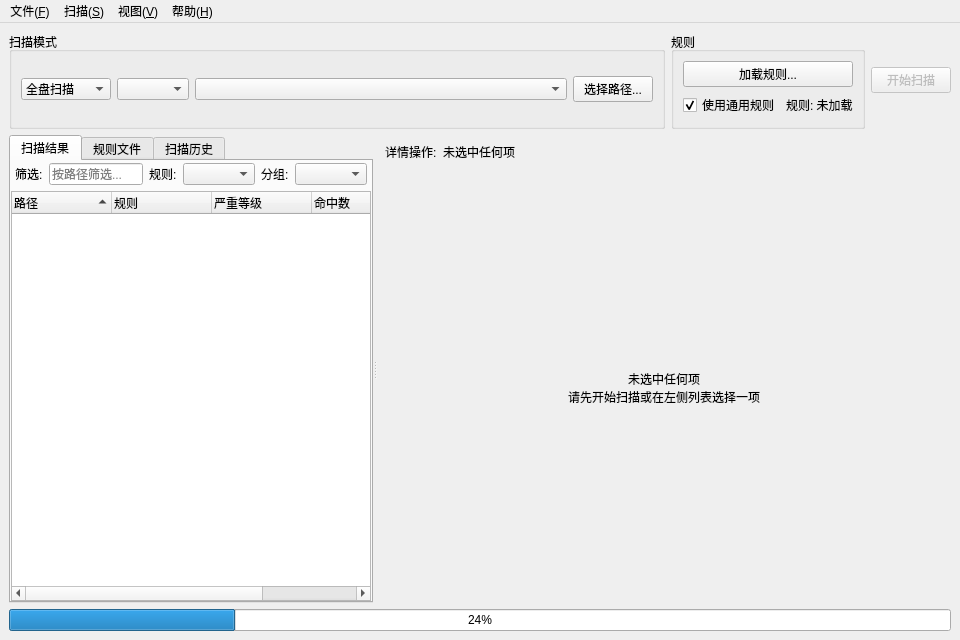
First picture: the form in src/uniscan/gui/main_window.ui, repository gookeryoung/fuscan, before the edit.
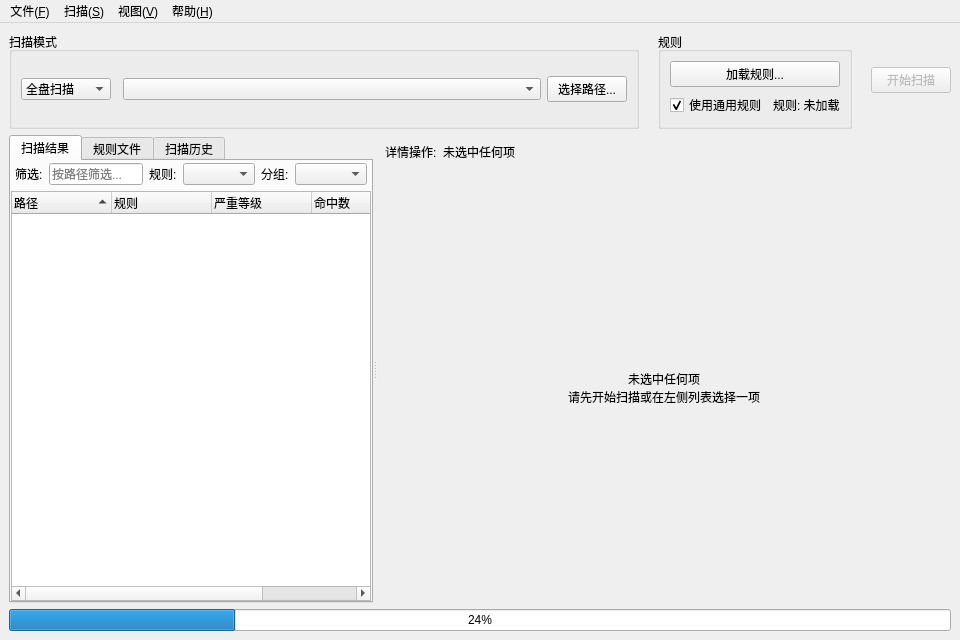
Second picture: the form after the edit.

Commit message:
feat: 盘符选择改为按钮平铺，添加递进箭头指引，优化扫描按钮尺寸
1. 盘符选择从 QComboBox 改为 QButtonGroup + checkable QPushButton 平铺展示，默认恢复上次选择
2. 扫描模式→规则→扫描按钮之间添加 right.svg 箭头图标作为递进关系指引
3. 扫描按钮设置 min-width 140px 并垂直填满（MinimumExpanding），确保视觉重要性
4. 统一 right.svg 风格（移除 fill 属性）
5. 更新测试适配盘符按钮组

What changed in the file:
```diff
--- a/src/uniscan/gui/main_window.ui
+++ b/src/uniscan/gui/main_window.ui
@@ -52,7 +52,7 @@
           </widget>
          </item>
          <item>
-          <widget class="QComboBox" name="drive_combo">
+          <widget class="QWidget" name="drive_buttons_container">
            <property name="toolTip">
             <string>选择要扫描的盘符</string>
            </property>
@@ -81,6 +81,16 @@
         </layout>
        </widget>
       </item>
+      <item>
+       <widget class="QLabel" name="arrow_label_1">
+        <property name="text">
+         <string/>
+        </property>
+        <property name="alignment">
+         <set>Qt::AlignCenter</set>
+        </property>
+       </widget>
+      </item>
       <item>
        <widget class="QGroupBox" name="groupBox_2">
         <property name="title">
@@ -121,6 +131,16 @@
         </layout>
        </widget>
       </item>
+      <item>
+       <widget class="QLabel" name="arrow_label_2">
+        <property name="text">
+         <string/>
+        </property>
+        <property name="alignment">
+         <set>Qt::AlignCenter</set>
+        </property>
+       </widget>
+      </item>
       <item>
        <widget class="QPushButton" name="scan_btn">
         <property name="enabled">
```
Left out of the diff: 17 changed lines with no effect on the pictures. The commit also changes 5 other files.
